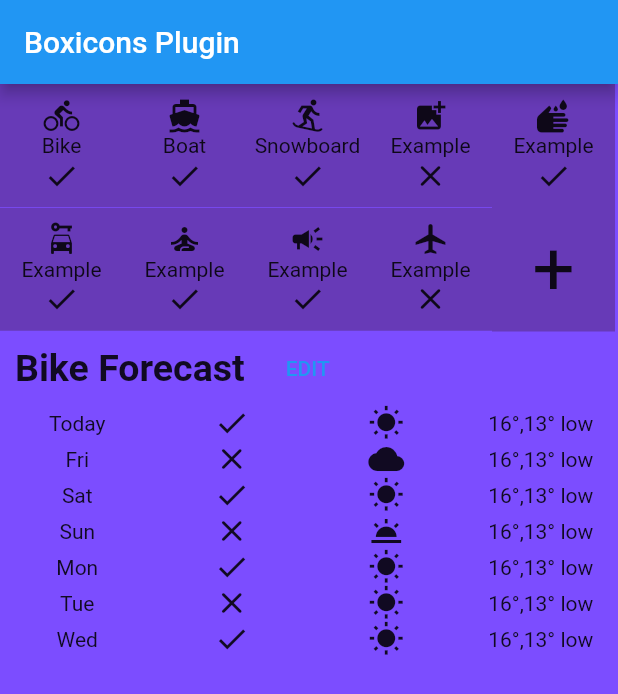
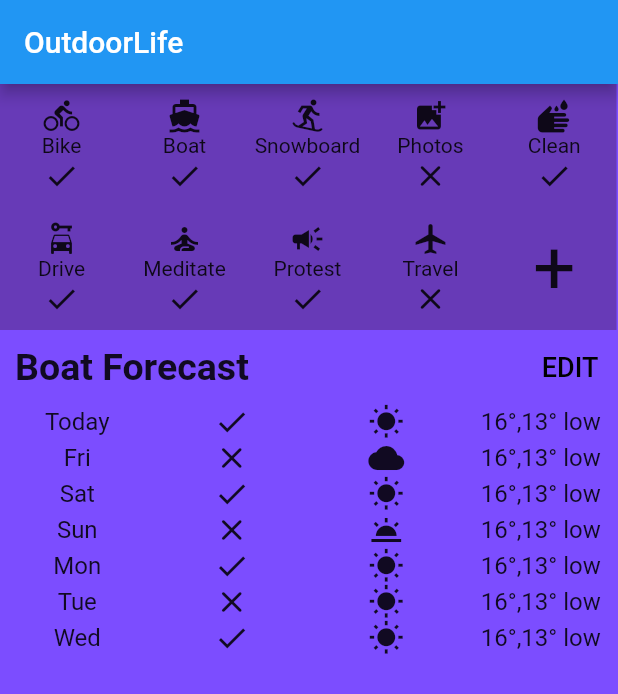
Before and after one commit to Bilaterian/OutdoorLife-App, a Flutter app: the screen it shows after launch, after a tap on "Boat", on a phone screen of 412 x 824 dp. Shown: the top 694 px of the screen. Run offline on Flutter 3.47's test engine with Material 2 defaults, Android fonts, the phone set to English and light mode, and no system bars; our stand-ins replace google_maps_flutter.

Commit message:
integration needed

```diff
--- a/activityforecast/lib/main.dart
+++ b/activityforecast/lib/main.dart
@@ -1,11 +1,26 @@
 // main.dart
 import 'package:flutter/material.dart';
-import 'dart:ui';
 
-class MyApp extends StatelessWidget {
-  const MyApp({Key? key}) : super(key: key);
+class MyApp extends StatefulWidget {
+  //static String selectedActivity = "Bike";
 
-  static String selectedActivity = "Bike";
+  //_MyAppState createState() => _MyAppState();
+
+  @override
+  State<StatefulWidget> createState() {
+    return _MyAppState();
+  }
+}
+
+class _MyAppState extends State<MyApp> {
+  //const MyApp({Key? key}) : super(key: key);
+
+  String selectedActivity = "Bike";
+  changeActivity(String activity) {
+    setState(() {
+      selectedActivity = activity;
+    });
+  }
 
   Widget activityBox({size1: 82.0, size2: 82.0, colour: Colors.deepPurple, icon: Icons.directions_walk, text: "Walk", valid: Icons.check}) {
     return SizedBox.fromSize(
@@ -13,10 +28,7 @@ class MyApp extends StatelessWidget {
       child: Material(
       color: colour, // button color
       child: InkWell(
-        onTap: () {
-          selectedActivity = text;
-          print("new selected activity: " + text);
-        }, // button pressed
+        onTap: () => changeActivity(text),
         child: Column(
           mainAxisAlignment: MainAxisAlignment.center,
           children: <Widget>[
@@ -36,7 +48,7 @@ class MyApp extends StatelessWidget {
         flex: 1,
         child: Container(
           width: 1440 * 0.25,
-          child: Text(day, textAlign: TextAlign.center)
+          child: Text(day, textAlign: TextAlign.center, style: TextStyle(fontSize: 16))
         )
       ),
       Expanded(
@@ -57,7 +69,7 @@ class MyApp extends StatelessWidget {
         flex: 1,
         child: Container(
           width: 1440 * 0.25,
-          child: Text(temperature, textAlign: TextAlign.center)
+          child: Text(temperature, textAlign: TextAlign.center, style: TextStyle(fontSize: 16))
         )
       ),
     ];
@@ -70,7 +82,7 @@ class MyApp extends StatelessWidget {
       theme: new ThemeData(scaffoldBackgroundColor: Colors.deepPurpleAccent),
       home: Scaffold(
         appBar: AppBar(
-          title: const Text('Boxicons Plugin'),
+          title: const Text('OutdoorLife'),
         ),
         body: Column(children: <Widget>[
           // Activity Rows
@@ -79,18 +91,18 @@ class MyApp extends StatelessWidget {
                 activityBox(icon: Icons.directions_bike, text: "Bike", valid: Icons.check),
                 activityBox(icon: Icons.directions_boat, text: "Boat", valid: Icons.check),
                 activityBox(colour: Colors.deepPurple, icon: Icons.snowboarding, text: "Snowboard", valid: Icons.check),
-                activityBox(icon: Icons.add_photo_alternate, text: "Example", valid: Icons.clear_rounded),
-                activityBox(size1: 82.0, colour: Colors.deepPurple, icon: Icons.wash, text: "Example", valid: Icons.check),
+                activityBox(icon: Icons.add_photo_alternate, text: "Photos", valid: Icons.clear_rounded),
+                activityBox(size1: 83.0, colour: Colors.deepPurple, icon: Icons.wash, text: "Clean", valid: Icons.check),
               ]
           ),
           Row(
               children: <Widget>[
-                activityBox(icon: Icons.car_rental, text: "Example", valid: Icons.check),
-                activityBox(icon: Icons.self_improvement, text: "Example", valid: Icons.check),
-                activityBox(icon: Icons.campaign, text: "Example", valid: Icons.check),
-                activityBox(icon: Icons.airplanemode_active, text: "Example", valid: Icons.clear_rounded),
+                activityBox(icon: Icons.car_rental, text: "Drive", valid: Icons.check),
+                activityBox(icon: Icons.self_improvement, text: "Meditate", valid: Icons.check),
+                activityBox(icon: Icons.campaign, text: "Protest", valid: Icons.check),
+                activityBox(icon: Icons.airplanemode_active, text: "Travel", valid: Icons.clear_rounded),
                 SizedBox.fromSize(
-                  size: Size(82, 83), // button width and height
+                  size: Size(83.0, 82.0), // button width and height
                   child: Material(
                     color: Colors.deepPurple, // button color
                     child: InkWell(
@@ -110,22 +122,24 @@ class MyApp extends StatelessWidget {
           ),
 
           // Activity Forecast
-          Row(children: <Widget>[
+          Row(mainAxisAlignment: MainAxisAlignment.spaceBetween,
+              children: <Widget>[
                 Center(
                   child: Container(
                     padding: EdgeInsets.fromLTRB(10, 10, 10, 10),
-                    child: Text(
-                                selectedActivity + " Forecast",
+                    child: Text('$selectedActivity' + " Forecast",
                                 style: TextStyle(fontWeight: FontWeight.bold, fontSize: 25),
+
                     ),
                   ),
                 ),
                 TextButton(
-                  child: Text("EDIT"),
+                  style: TextButton.styleFrom(primary: Colors.black),
+                  child: Text("EDIT", style: TextStyle(fontSize: 18)),
                   onPressed: () {
                     print("Edit Button Pressed");
                   }
-              ),
+                )
               ]
           ),
           Row(children: forecastRow(day: "Today", valid: Icons.check, weather: Icons.wb_sunny, temperature: "16°,13° low")),
@@ -142,5 +156,5 @@ class MyApp extends StatelessWidget {
 }
 
 void main() {
-  runApp(const MyApp());
+  runApp(MyApp());
 }
```
Also changed, not shown: 1 other file. Lines whose indentation alone changed are shown as unchanged.
